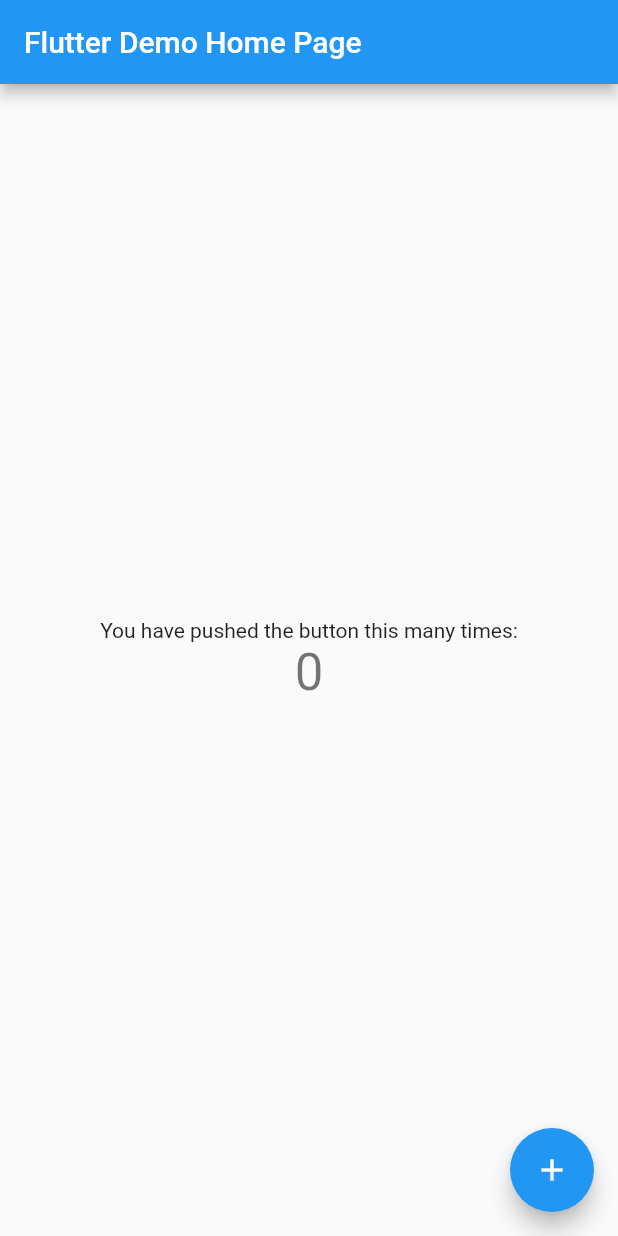
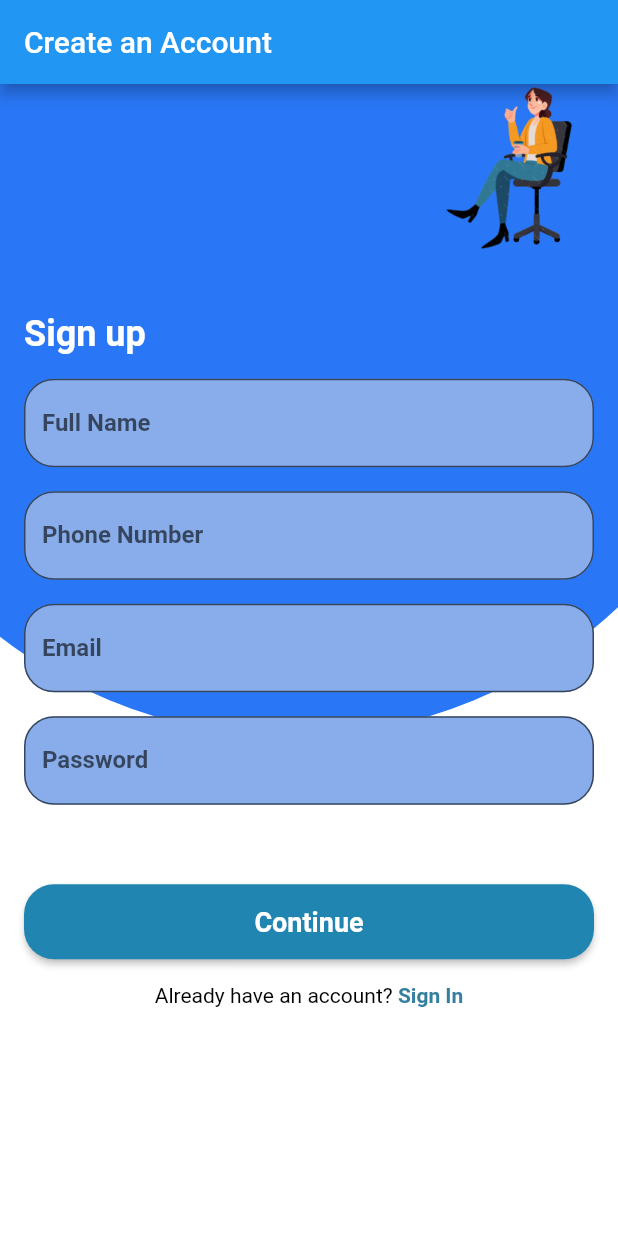
Before and after one commit to Namratasharma2002/Group932ASem3, a Flutter app: the screen it shows after launch, on a phone screen of 412 x 824 dp. Run offline on Flutter 3.47's test engine with Material 2 defaults, Android fonts, the phone set to English and light mode, and no system bars; our stand-ins replace firebase_core; accounts and stored records are empty; Roboto replaces fonts that are missing (Rubik).

```diff
--- /dev/null
+++ b/lib/model/user_model.dart
@@ -0,0 +1,7 @@
+class UserModel {
+  final String username;
+  final String email;
+  final String password;
+
+  UserModel({required this.username, required this.email, required this.password});
+}
--- a/lib/view/main.dart
+++ b/lib/view/main.dart
@@ -1,8 +1,26 @@
+import 'package:ez_text/view/registration_page.dart';
 import 'package:flutter/material.dart';
+import 'package:provider/provider.dart';
+import 'package:firebase_core/firebase_core.dart';
+import 'package:ez_text/firebase_options.dart';
+import '../view_model/registration_viewmodel.dart';
 
-void main() {
-  runApp(const MyApp());
+// void main() {
+//   runApp(const MyApp());
+// }
+
+void main() async {
+  await Firebase.initializeApp(
+    options: DefaultFirebaseOptions.currentPlatform,
+  );
+  runApp(
+    ChangeNotifierProvider(
+      create: (context) => RegistrationViewModel(),
+      child: MyApp(),
+    ),
+  );
 }
+
 
 class MyApp extends StatelessWidget {
   const MyApp({super.key});
@@ -24,7 +42,8 @@ class MyApp extends StatelessWidget {
         // is not restarted.
         primarySwatch: Colors.blue,
       ),
-      home: const MyHomePage(title: 'Flutter Demo Home Page'),
+      // home: const MyHomePage(title: 'Flutter Demo Home Page'),
+      home:RegistrationPage(),
     );
   }
 }
--- /dev/null
+++ b/lib/view/registration_page.dart
@@ -0,0 +1,199 @@
+import 'package:flutter/gestures.dart';
+import 'package:flutter/material.dart';
+import 'package:provider/provider.dart';
+
+import '../view_model/registration_viewmodel.dart';
+import 'package:flutter/services.dart' show rootBundle;
+
+
+class RegistrationPage extends StatelessWidget {
+  @override
+  Widget build(BuildContext context) {
+    return Scaffold(
+      appBar: AppBar(
+        title: Text('Create an Account'),
+      ),
+      body: Stack(
+        children: [
+          Container(
+            height: double.infinity,
+            width: double.infinity,
+            color: Colors.white,
+          ),
+          Positioned(
+            top: -200,
+            right: -100,
+            child: Container(
+              height: 635,
+              width: 635,
+              decoration: BoxDecoration(
+                shape: BoxShape.circle,
+                color: Color(0xFF2977F6),
+              ),
+            ),
+          ),
+          Positioned(
+            top: 0,
+            right: 0,
+            child: Image.asset(
+              'assets/images/SignUp.png',
+              height: 110,
+              width: 150,
+            ),
+          ),
+          Center(
+            child: Padding(
+              padding: const EdgeInsets.symmetric(horizontal: 16.0),
+              child: Column(
+                mainAxisAlignment: MainAxisAlignment.center,
+                crossAxisAlignment: CrossAxisAlignment.stretch,
+                children: [
+                  Align(
+                    alignment: Alignment.topLeft,
+                    child: Text(
+                      'Sign up',
+                      style: TextStyle(
+                        fontSize: 24,
+                        fontFamily: 'Rubik',
+                        fontWeight: FontWeight.bold,
+                        color: Colors.white,
+                      ),
+                    ),
+                  ),
+                  SizedBox(height: 16),
+                  TextFormField(
+                    style: TextStyle(
+                      color: Colors.white,
+                      fontFamily: 'Rubik',
+                      fontWeight: FontWeight.bold,
+                    ),
+                    decoration: InputDecoration(
+                      labelText: 'Full Name',
+                      filled: true,
+                      fillColor: Color(0xFF88ADEA),
+                      border: OutlineInputBorder(
+                        borderRadius: BorderRadius.circular(20),
+                      ),
+                    ),
+                  ),
+                  SizedBox(height: 16),
+                  TextFormField(
+                    style: TextStyle(
+                      color: Colors.white,
+                      fontFamily: 'Rubik',
+                      fontWeight: FontWeight.bold,
+                    ),
+                    decoration: InputDecoration(
+                      labelText: 'Phone Number',
+                      filled: true,
+                      fillColor: Color(0xFF88ADEA),
+                      border: OutlineInputBorder(
+                        borderRadius: BorderRadius.circular(20),
+                      ),
+                    ),
+                  ),
+                  SizedBox(height: 16),
+                  TextFormField(
+                    style: TextStyle(
+                      color: Colors.white,
+                      fontFamily: 'Rubik',
+                      fontWeight: FontWeight.bold,
+                    ),
+                    decoration: InputDecoration(
+                      labelText: 'Email',
+                      filled: true,
+                      fillColor: Color(0xFF88ADEA),
+                      border: OutlineInputBorder(
+                        borderRadius: BorderRadius.circular(20),
+                      ),
+                    ),
+                  ),
+                  SizedBox(height: 16),
+                  TextFormField(
+                    style: TextStyle(
+                      color: Colors.white,
+                      fontFamily: 'Rubik',
+                      fontWeight: FontWeight.bold,
+                    ),
+                    obscureText: true,
+                    decoration: InputDecoration(
+                      labelText: 'Password',
+                      filled: true,
+                      fillColor: Color(0xFF88ADEA),
+                      border: OutlineInputBorder(
+                        borderRadius: BorderRadius.circular(20),
+                      ),
+                    ),
+                  ),
+                  SizedBox(height: 53),
+                  ElevatedButton(
+                    onPressed: () {
+                      final viewModel = context.read<RegistrationViewModel>();
+                      if (viewModel.validateFields()) {
+                        viewModel.registerUser();
+                      } else {
+                        // Show an error message or handle validation errors
+                      }
+                    },
+                    style: ElevatedButton.styleFrom(
+                      primary: Color(0xFF2086B1),
+                      shape: RoundedRectangleBorder(
+                        borderRadius: BorderRadius.circular(20),
+                      ),
+                      minimumSize: Size(double.infinity, 50),
+                    ),
+                    child: Consumer<RegistrationViewModel>(
+                      builder: (context, viewModel, child) {
+                        if (viewModel.isRegistrationLoading) {
+                          return CircularProgressIndicator();
+                        } else {
+                          return Text(
+                            'Continue',
+                            style: TextStyle(
+                              fontSize: 18,
+                              fontFamily: 'Rubik',
+                              fontWeight: FontWeight.bold,
+                              color: Colors.white,
+                            ),
+                          );
+                        }
+                      },
+                    ),
+                  ),
+                  SizedBox(height: 16),
+                  Container(
+                    alignment: Alignment.center,
+                    child: RichText(
+                      text: TextSpan(
+                        text: 'Already have an account? ',
+                        style: TextStyle(
+                          color: Colors.black,
+                          fontFamily: 'Rubik',
+                          fontWeight: FontWeight.normal,
+                        ),
+                        children: [
+                          TextSpan(
+                            text: 'Sign In',
+                            style: TextStyle(
+                              color: Color(0xFF35809F),
+                              fontFamily: 'Rubik',
+                              fontWeight: FontWeight.bold,
+                            ),
+                            recognizer: TapGestureRecognizer()
+                              ..onTap = () {
+                                // Handle sign in link tapped
+                              },
+                          ),
+                        ],
+                      ),
+                    ),
+                  ),
+                ],
+              ),
+            ),
+          ),
+        ],
+      ),
+    );
+  }
+}
--- /dev/null
+++ b/lib/view_model/registration_viewmodel.dart
@@ -0,0 +1,31 @@
+import 'package:flutter/foundation.dart';
+import '../model/user_model.dart';
+
+class RegistrationViewModel extends ChangeNotifier {
+  String? username;
+  String? email;
+  String? password;
+
+  bool _isRegistrationLoading = false;
+  bool get isRegistrationLoading => _isRegistrationLoading;
+
+  void registerUser() async {
+    if (_isRegistrationLoading) return;
+
+    _isRegistrationLoading = true;
+    notifyListeners();
+
+    // Simulating an asynchronous registration process
+    await Future.delayed(const Duration(seconds: 2));
+
+    // Perform actual registration logic here
+    // You can call an API or interact with your data services
+
+    _isRegistrationLoading = false;
+    notifyListeners();
+  }
+
+  bool validateFields() {
+    return username != null && email != null && password != null;
+  }
+}
```
Also changed, not shown: pubspec.yaml (+17 -1 lines), assets/images/SignUp.png (added), lib/firebase_options.dart (added), pubspec.lock, 8 other files.
